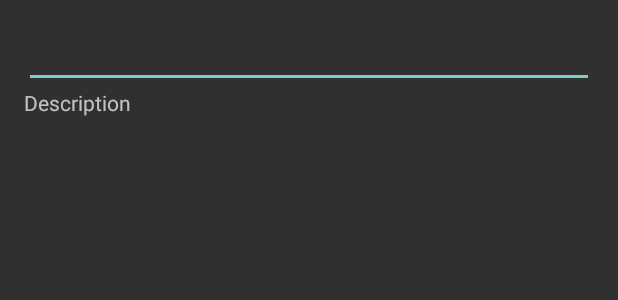
After one commit to HalfDeadPie/Games, an Android app: the layout activity_detail.xml on its own in the app's theme, with its tools: preview values and no code run, on a phone screen of 412 x 824 dp. The commit adds this screen. Shown: the top 300 px of the screen. Run offline under Robolectric (Android 15) with nearby library versions, the phone set to English and light mode, and no system bars.

```diff
--- a/app/build.gradle
+++ b/app/build.gradle
@@ -24,4 +24,5 @@ dependencies {
     testCompile 'junit:junit:4.12'
     compile 'com.android.support:appcompat-v7:23.2.1'
     compile 'com.android.support:design:23.2.1'
+    compile 'com.android.support:support-v4:23.2.1'
 }
--- /dev/null
+++ b/app/src/main/res/layout/activity_detail.xml
@@ -0,0 +1,40 @@
+<?xml version="1.0" encoding="utf-8"?>
+<RelativeLayout xmlns:android="http://schemas.android.com/apk/res/android"
+    xmlns:tools="http://schemas.android.com/tools"
+    android:layout_width="match_parent"
+    android:layout_height="match_parent"
+    android:paddingBottom="@dimen/activity_vertical_margin"
+    android:paddingLeft="@dimen/activity_horizontal_margin"
+    android:paddingRight="@dimen/activity_horizontal_margin"
+    android:paddingTop="@dimen/activity_vertical_margin"
+    tools:context="com.example.simon.gamesshop.detail">
+
+    <EditText
+        android:layout_width="wrap_content"
+        android:layout_height="wrap_content"
+        android:id="@+id/detail_name"
+        android:layout_alignParentTop="true"
+        android:layout_alignParentLeft="true"
+        android:layout_alignParentStart="true"
+        android:layout_alignParentRight="true"
+        android:layout_alignParentEnd="true"
+        android:textColor="#ffffff"
+        android:textSize="@dimen/activity_vertical_margin" />
+
+    <ImageView
+        android:layout_width="wrap_content"
+        android:layout_height="wrap_content"
+        android:id="@+id/detail_image"
+        android:layout_below="@+id/detail_name"
+        android:layout_alignParentLeft="true"
+        android:layout_alignParentStart="true" />
+
+    <TextView
+        android:layout_width="wrap_content"
+        android:layout_height="wrap_content"
+        android:text="Description"
+        android:id="@+id/detail_description"
+        android:layout_below="@+id/detail_image"
+        android:layout_alignParentLeft="true"
+        android:layout_alignParentStart="true" />
+</RelativeLayout>
--- a/app/src/main/res/layout/activity_login.xml
+++ b/app/src/main/res/layout/activity_login.xml
@@ -67,6 +67,6 @@
         android:layout_below="@+id/login_passwd"
         android:layout_alignParentLeft="true"
         android:layout_alignParentStart="true"
-        android:textColor="#ff0000" />
+        />
 
 </RelativeLayout>
--- a/app/src/main/res/values/colors.xml
+++ b/app/src/main/res/values/colors.xml
@@ -3,4 +3,6 @@
     <color name="colorPrimary">#3F51B5</color>
     <color name="colorPrimaryDark">#303F9F</color>
     <color name="colorAccent">#FF4081</color>
+
+    <color name="black_overlay">#66000000</color>
 </resources>
--- a/app/src/main/res/values/strings.xml
+++ b/app/src/main/res/values/strings.xml
@@ -15,4 +15,10 @@
         completions."
     </string>
     <string name="Password">Password</string>
+
+    <string name="title_activity_main_list">MainList</string>
+    <string name="dummy_button">Dummy Button</string>
+    <string name="dummy_content">DUMMY\nCONTENT</string>
+
+    <string name="title_activity_detail_window">Detail_window</string>
 </resources>
--- a/app/src/main/res/values/styles.xml
+++ b/app/src/main/res/values/styles.xml
@@ -1,11 +1,10 @@
 <resources>
 
     <!-- Base application theme. -->
-    <style name="AppTheme" parent="Theme.AppCompat.Light.DarkActionBar">
+    <style name="AppTheme" parent="Theme.AppCompat.NoActionBar">
         <!-- Customize your theme here. -->
-        <item name="colorPrimary">@color/colorPrimary</item>
+        <!--<item name="colorPrimary">@color/colorPrimary</item>-->
         <item name="colorPrimaryDark">@color/colorPrimaryDark</item>
-        <item name="colorAccent">@color/colorAccent</item>
+        <!--<item name="colorAccent">@color/colorAccent</item>-->
     </style>
-
 </resources>
```
Also changed, not shown: app/src/main/AndroidManifest.xml (+5 -5 lines), app/src/main/java/com/example/simon/gamesshop/Connector.java (+139 -14 lines), app/src/main/java/com/example/simon/gamesshop/Hra.java (added, +20 -0 lines), app/src/main/java/com/example/simon/gamesshop/Login.java (+22 -5 lines), app/src/main/java/com/example/simon/gamesshop/detail.java (added, +61 -0 lines), app/src/main/res/layout/activity_main.xml (+4 -3 lines), app/src/main/res/values/attrs.xml (added, +12 -0 lines).
